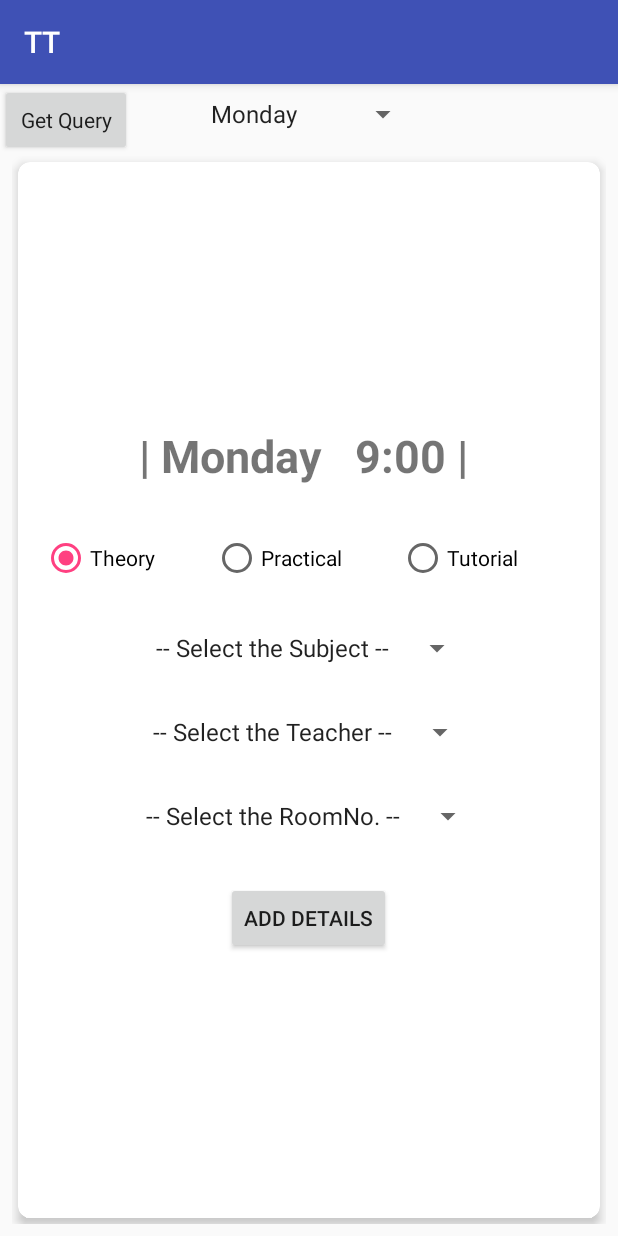
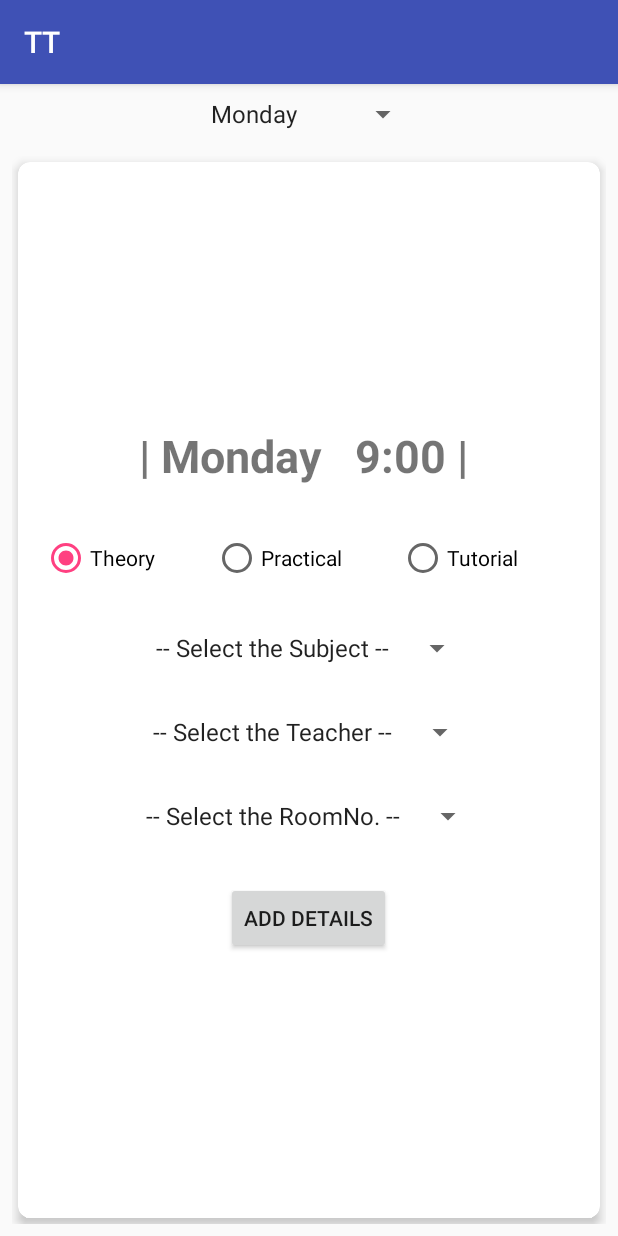
Before and after one commit to ParasRawat/Tt, an Android app: the screen it shows after launch (AddTTActivity), on a phone screen of 412 x 824 dp. Run offline under Robolectric (Android 15) with nearby library versions, the phone set to English and light mode, and no system bars; 2 statements that could not run were skipped.

Commit message:
Commenting my Button

```diff
--- a/app/src/main/res/layout/activity_addtt.xml
+++ b/app/src/main/res/layout/activity_addtt.xml
@@ -14,14 +14,14 @@
         android:layout_margin="8dp"
         />
 
-    <Button
-        android:layout_width="wrap_content"
-        android:layout_height="wrap_content"
-        style="@style/RtlUnderlay.Widget.AppCompat.ActionButton"
-        android:text="Get Query"
-        android:id="@+id/query"
-        android:layout_marginBottom="10dp"
-        />
+    <!--<Button-->
+        <!--android:layout_width="wrap_content"-->
+        <!--android:layout_height="wrap_content"-->
+        <!--style="@style/RtlUnderlay.Widget.AppCompat.ActionButton"-->
+        <!--android:text="Get Query"-->
+        <!--android:id="@+id/query"-->
+        <!--android:layout_marginBottom="10dp"-->
+        <!--/>-->
 
 
     <android.support.v4.view.ViewPager
```
